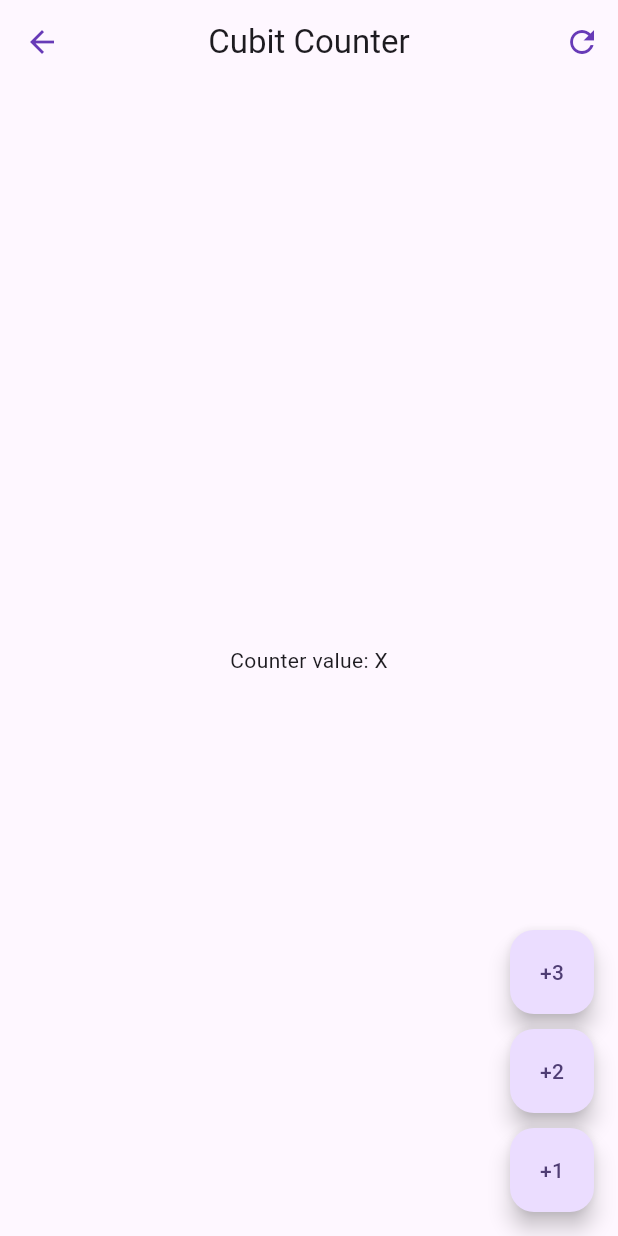
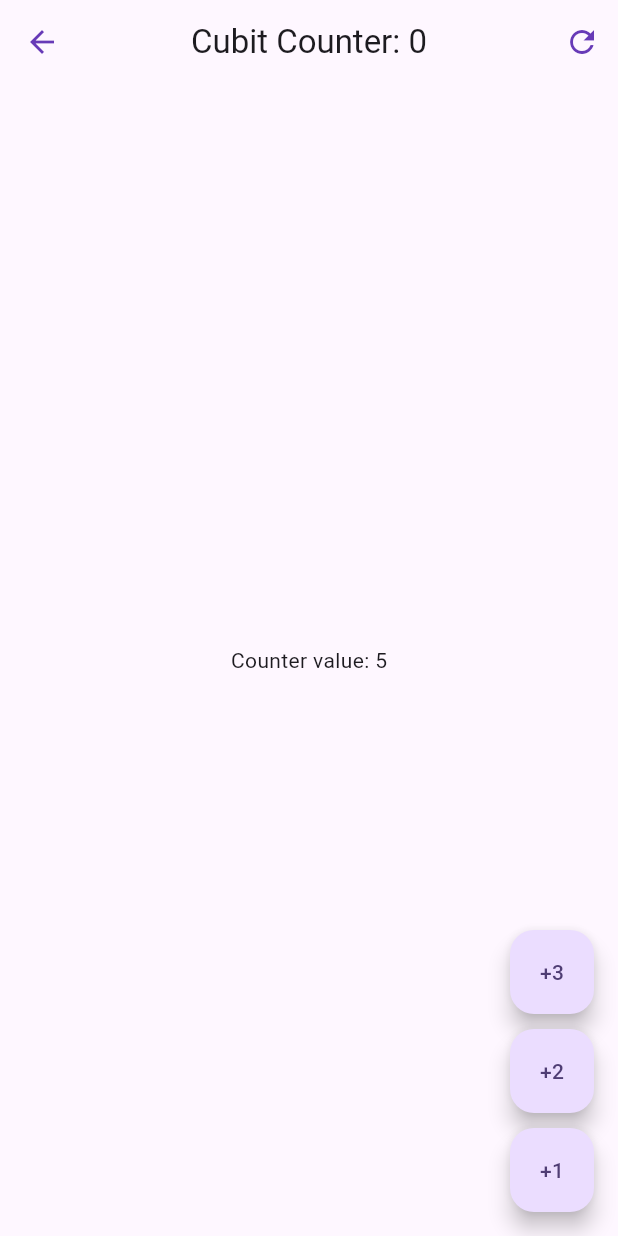
Before and after one commit to eacardenase/flutter-forms-app, a Flutter app: the screen it shows after launch, after a tap on "Cubits", on a phone screen of 412 x 824 dp. Run offline on Flutter 3.47's test engine with Material 3 defaults, Android fonts, the phone set to English and light mode, and no system bars; our stand-ins replace flutter_bloc, go_router.

Commit message:
feat: consume cubit state

```diff
--- a/lib/presentation/screens/cubit_counter_screen.dart
+++ b/lib/presentation/screens/cubit_counter_screen.dart
@@ -1,13 +1,31 @@
 import 'package:flutter/material.dart';
+
+import 'package:flutter_bloc/flutter_bloc.dart';
+
+import 'package:forms_app/presentation/blocs/counter_cubit/counter_cubit.dart';
 
 class CubitCounterScreen extends StatelessWidget {
   const CubitCounterScreen({super.key});
 
   @override
   Widget build(BuildContext context) {
+    return BlocProvider(
+      create: (_) => CounterCubit(),
+      child: const _CubitCounterView(),
+    );
+  }
+}
+
+class _CubitCounterView extends StatelessWidget {
+  const _CubitCounterView();
+
+  @override
+  Widget build(BuildContext context) {
+    final counterState = context.watch<CounterCubit>().state;
+
     return Scaffold(
       appBar: AppBar(
-        title: const Text('Cubit Counter'),
+        title: Text('Cubit Counter: ${counterState.transactionCount}'),
         actions: [
           IconButton(
             onPressed: () {},
@@ -15,9 +33,12 @@ class CubitCounterScreen extends StatelessWidget {
           )
         ],
       ),
-      body: const Center(
-        child: Text(
-          'Counter value: X',
+      body: Center(
+        child: BlocBuilder<CounterCubit, CounterState>(
+          // buildWhen: (previous, current) => current.counter != previous.counter,
+          builder: (context, state) => Text(
+            'Counter value: ${state.counter}',
+          ),
         ),
       ),
       floatingActionButton: Column(
```
